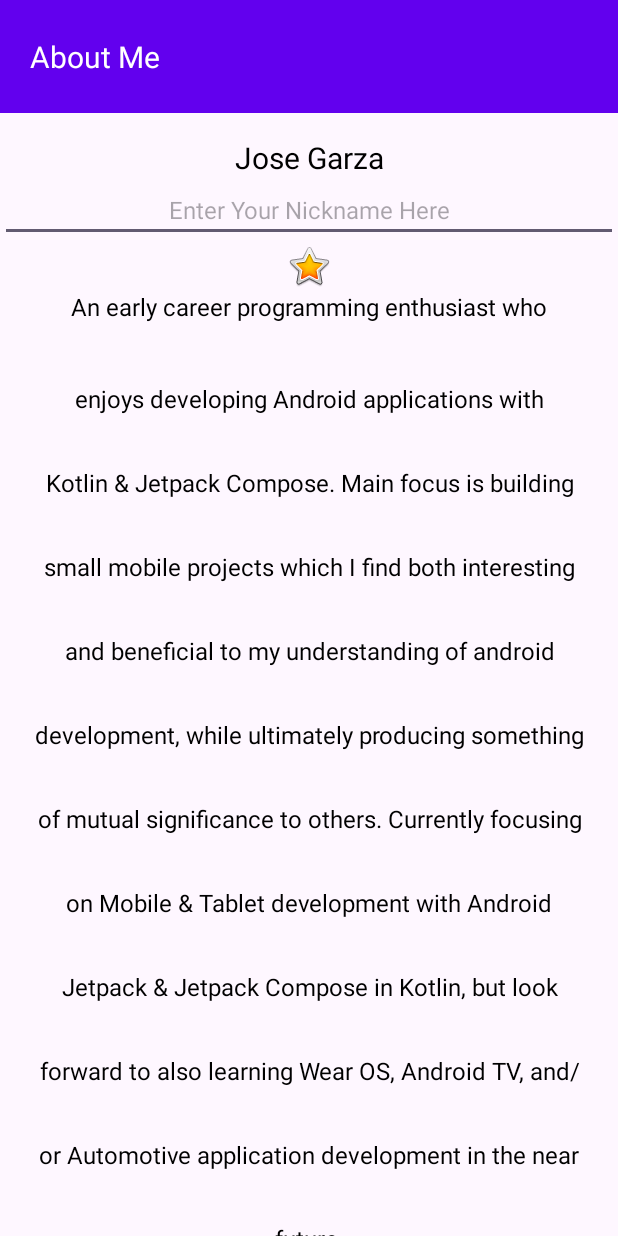
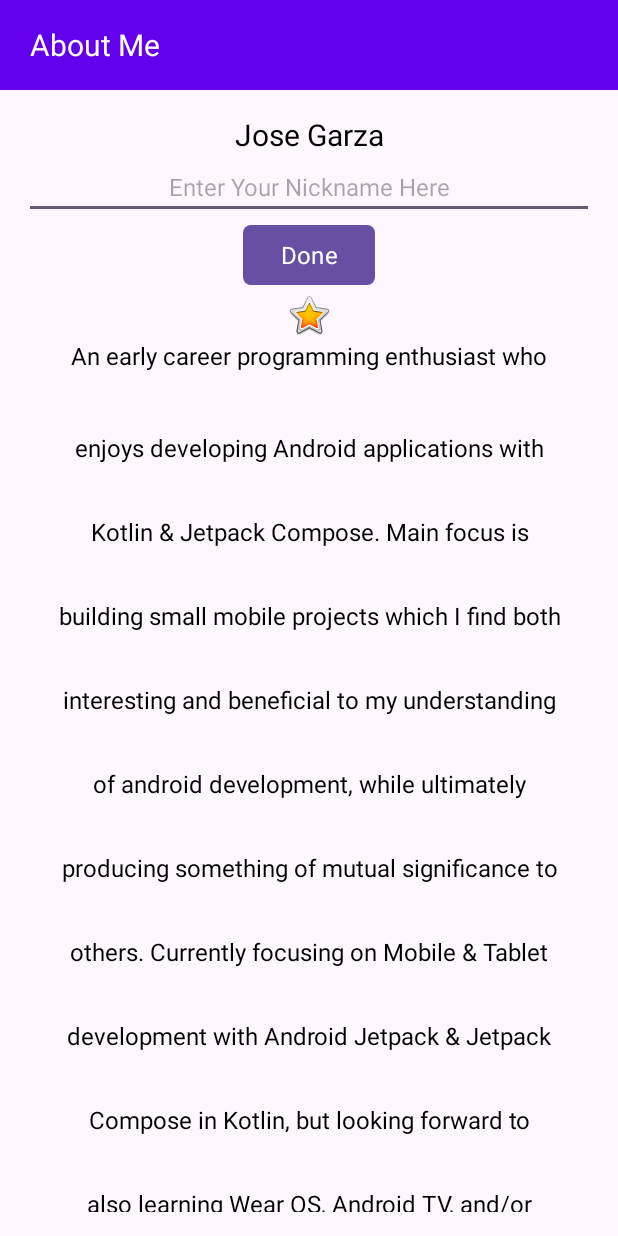
Before and after one commit to SVENTRIPIKAL/about-me-app, an Android app: the screen it shows after launch (MainActivity), on a phone screen of 412 x 824 dp. Run offline under Robolectric (Android 15) with nearby library versions, the phone set to English and light mode, and no system bars.

Commit message:
button added - minAPI increased
-minSdk increased to 28
-updated core/material dependencies
-minor activity_main.xml refactors
-added buttonView
-minor res/values/*.xml refactors

```diff
--- a/app/build.gradle
+++ b/app/build.gradle
@@ -9,7 +9,7 @@ android {
 
     defaultConfig {
         applicationId "com.example.aboutme"
-        minSdk 19
+        minSdk 28
         targetSdk 33
         versionCode 1
         versionName "1.0"
@@ -34,9 +34,9 @@ android {
 
 dependencies {
 
-    implementation 'androidx.core:core-ktx:1.8.0'
+    implementation 'androidx.core:core-ktx:1.10.1'
     implementation 'androidx.appcompat:appcompat:1.6.1'
-    implementation 'com.google.android.material:material:1.5.0'
+    implementation 'com.google.android.material:material:1.9.0'
     implementation 'androidx.constraintlayout:constraintlayout:2.1.4'
     testImplementation 'junit:junit:4.13.2'
     androidTestImplementation 'androidx.test.ext:junit:1.1.5'
--- a/app/src/main/res/layout/activity_main.xml
+++ b/app/src/main/res/layout/activity_main.xml
@@ -11,8 +11,14 @@
         android:id="@+id/banner_text"
         style="@style/BannerStyle"
         android:layout_width="match_parent"
-        android:layout_height="@dimen/banner_height"
+        android:layout_height="@dimen/viewHeight_60dp"
         android:text="@string/app_name" />
+
+    <LinearLayout
+        android:layout_width="match_parent"
+        android:layout_height="match_parent"
+        android:layout_margin="@dimen/layoutMargin_16dp"
+        android:orientation="vertical">
 
         <TextView
             android:id="@+id/name_text"
@@ -30,6 +36,15 @@
             android:inputType="text"
             android:singleLine="true"
             tools:ignore="Autofill,LabelFor" />
+
+        <Button
+            android:id="@+id/button_done"
+            style="@style/ButtonStyle"
+            android:layout_width="wrap_content"
+            android:layout_height="wrap_content"
+            android:text="@string/text_doneButton"
+            app:cornerRadius="@dimen/viewCornerRadius_5dp"
+            app:elevation="@dimen/viewElevation_10dp" />
 
         <ScrollView
             android:id="@+id/bio_scrollView"
@@ -60,5 +75,7 @@
             </LinearLayout>
 
         </ScrollView>
+    </LinearLayout>
+
 
 </LinearLayout>
--- a/app/src/main/res/values/colors.xml
+++ b/app/src/main/res/values/colors.xml
@@ -2,4 +2,5 @@
 <resources>
     <color name="black">#FF000000</color>
     <color name="white">#FFFFFFFF</color>
+    <color name="purpleTint_Medium">#673AB7</color>
 </resources>
--- a/app/src/main/res/values/dimens.xml
+++ b/app/src/main/res/values/dimens.xml
@@ -1,11 +1,13 @@
 <?xml version="1.0" encoding="utf-8"?>
 <resources>
-    <dimen name="banner_height">75dp</dimen>
-    <dimen name="banner_paddingStart">20dp</dimen>
-    <dimen name="text_size">20sp</dimen>
-    <dimen name="small_padding">8dp</dimen>
-    <dimen name="layout_margin">16dp</dimen>
-    <dimen name="bioText_size">16sp</dimen>
-    <dimen name="bioText_padding">16dp</dimen>
-    <dimen name="bioText_lineSpacingMultiplier">3</dimen>
+    <dimen name="textSize_16sp">16sp</dimen>
+    <dimen name="textSize_20sp">20sp</dimen>
+    <dimen name="viewPadding_8dp">8dp</dimen>
+    <dimen name="viewPadding_16dp">16dp</dimen>
+    <dimen name="viewPadding_20dp">20dp</dimen>
+    <dimen name="viewHeight_60dp">60dp</dimen>
+    <dimen name="layoutMargin_16dp">16dp</dimen>
+    <dimen name="lineSpacingMultiplier_3">3</dimen>
+    <dimen name="viewCornerRadius_5dp">5dp</dimen>
+    <dimen name="viewElevation_10dp">10dp</dimen>
 </resources>
--- a/app/src/main/res/values/strings.xml
+++ b/app/src/main/res/values/strings.xml
@@ -2,7 +2,8 @@
     <string name="app_name">About Me</string>
     <string name="name_text">Jose Garza</string>
     <string name="star_image">Star Image</string>
-    <string name="text_bio"><![CDATA[An early career programming enthusiast who enjoys developing Android applications with Kotlin & Jetpack Compose. Main focus is building small mobile projects which I find both interesting and beneficial to my understanding of android development, while ultimately producing something of mutual significance to others. Currently focusing on Mobile & Tablet development with Android Jetpack & Jetpack Compose in Kotlin, but look forward to also learning Wear OS, Android TV, and/or Automotive application development in the near future.]]></string>
+    <string name="text_bio"><![CDATA[An early career programming enthusiast who enjoys developing Android applications with Kotlin & Jetpack Compose. Main focus is building small mobile projects which I find both interesting and beneficial to my understanding of android development, while ultimately producing something of mutual significance to others. Currently focusing on Mobile & Tablet development with Android Jetpack & Jetpack Compose in Kotlin, but looking forward to also learning Wear OS, Android TV, and/or Automotive application development in the near future.]]></string>
     <string name="editText_hint">Enter Your Nickname Here</string>
+    <string name="text_doneButton">Done</string>
 
 </resources>
--- a/app/src/main/res/values/styles.xml
+++ b/app/src/main/res/values/styles.xml
@@ -4,38 +4,47 @@
     <style name="BannerStyle">
         <item name="android:gravity">center_vertical</item>
         <item name="android:fontFamily">@font/roboto</item>
-        <item name="android:textSize">@dimen/text_size</item>
+        <item name="android:textSize">@dimen/textSize_20sp</item>
         <item name="android:textColor">@android:color/white</item>
-        <item name="android:paddingStart">@dimen/banner_paddingStart</item>
+        <item name="android:paddingStart">@dimen/viewPadding_20dp</item>
         <item name="android:background">@color/design_default_color_primary</item>
     </style>
 
     <style name="NameStyle">
         <item name="android:textAlignment">center</item>
         <item name="android:fontFamily">@font/roboto</item>
-        <item name="android:textSize">@dimen/text_size</item>
+        <item name="android:textSize">@dimen/textSize_20sp</item>
         <item name="android:textColor">@android:color/black</item>
-        <item name="android:layout_marginTop">@dimen/layout_margin</item>
     </style>
 
     <style name="EditTextStyle">
         <item name="android:textAlignment">center</item>
         <item name="android:fontFamily">@font/roboto</item>
-        <item name="android:textSize">16sp</item>
+        <item name="android:textSize">@dimen/textSize_16sp</item>
         <item name="android:inputType">text</item>
         <item name="android:ems">10</item>
         <item name="android:hint">@string/editText_hint</item>
         <item name="android:textColor">@android:color/black</item>
     </style>
 
+    <style name="ButtonStyle">
+        <item name="android:textAlignment">center</item>
+        <item name="android:fontFamily">@font/roboto</item>
+        <item name="android:textSize">@dimen/textSize_16sp</item>
+        <item name="android:textColor">@android:color/white</item>
+        <item name="android:layout_gravity">center_horizontal</item>
+        <item name="android:buttonCornerRadius">@dimen/viewCornerRadius_5dp</item>
+        <item name="android:elevation">@dimen/viewElevation_10dp</item>
+    </style>
+
     <style name="BioStyle">
         <item name="android:textAlignment">center</item>
         <item name="android:fontFamily">@font/roboto</item>
-        <item name="android:textSize">@dimen/bioText_size</item>
+        <item name="android:textSize">@dimen/textSize_16sp</item>
         <item name="android:textColor">@android:color/black</item>
-        <item name="android:paddingStart">@dimen/bioText_padding</item>
-        <item name="android:paddingEnd">@dimen/bioText_padding</item>
-        <item name="android:lineSpacingMultiplier">@dimen/bioText_lineSpacingMultiplier</item>
+        <item name="android:paddingStart">@dimen/viewPadding_16dp</item>
+        <item name="android:paddingEnd">@dimen/viewPadding_16dp</item>
+        <item name="android:lineSpacingMultiplier">@dimen/lineSpacingMultiplier_3</item>
         <item name="android:gravity">center_horizontal</item>
     </style>
 
```
Also changed, not shown: 1 other file. Lines whose indentation alone changed are shown as unchanged.
